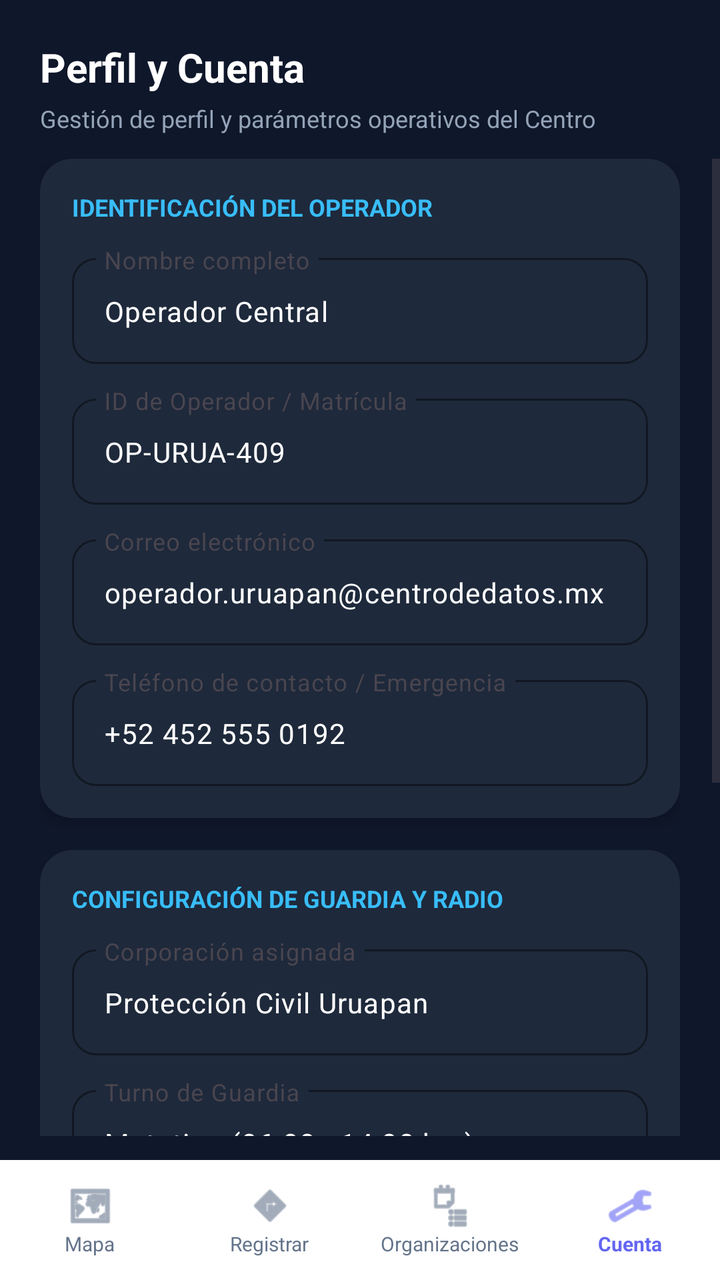
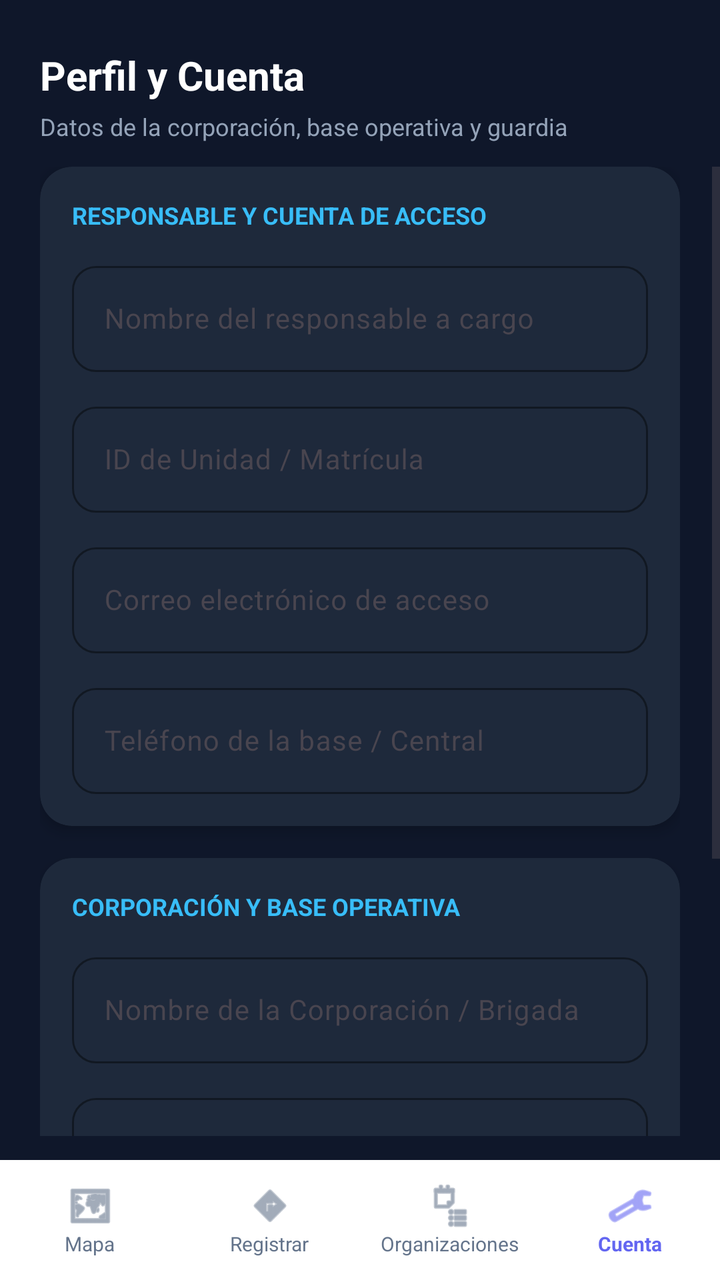

Before-and-after screenshots of an Android layout around one commit, followed by the original layout XML and the change that was made.
<!-- AndroidManifest.xml: application theme Theme.BrigadaUruapanClient -->
<!-- res/layout/activity_cuenta.xml -->
<?xml version="1.0" encoding="utf-8"?>
<androidx.constraintlayout.widget.ConstraintLayout xmlns:android="http://schemas.android.com/apk/res/android"
    xmlns:app="http://schemas.android.com/apk/res-auto"
    xmlns:tools="http://schemas.android.com/tools"
    android:id="@+id/main"
    android:layout_width="match_parent"
    android:layout_height="match_parent"
    android:background="#0F172A"
    tools:context=".CuentaActivity">

    
    <TextView
        android:id="@+id/tvCuentaTitle"
        android:layout_width="wrap_content"
        android:layout_height="wrap_content"
        android:layout_marginStart="20dp"
        android:layout_marginTop="20dp"
        android:text="Perfil y Cuenta"
        android:textColor="@android:color/white"
        android:textSize="20sp"
        android:textStyle="bold"
        app:layout_constraintStart_toStartOf="parent"
        app:layout_constraintTop_toTopOf="parent" />

    <TextView
        android:id="@+id/tvCuentaSubtitle"
        android:layout_width="wrap_content"
        android:layout_height="wrap_content"
        android:layout_marginStart="20dp"
        android:layout_marginTop="4dp"
        android:text="Gestión de perfil y parámetros operativos del Centro"
        android:textColor="#94A3B8"
        android:textSize="12sp"
        app:layout_constraintStart_toStartOf="parent"
        app:layout_constraintTop_toBottomOf="@id/tvCuentaTitle" />

    
    <ScrollView
        android:layout_width="0dp"
        android:layout_height="0dp"
        android:layout_marginTop="12dp"
        android:layout_marginBottom="12dp"
        app:layout_constraintBottom_toTopOf="@id/bottomNav"
        app:layout_constraintEnd_toEndOf="parent"
        app:layout_constraintStart_toStartOf="parent"
        app:layout_constraintTop_toBottomOf="@id/tvCuentaSubtitle">

        <LinearLayout
            android:layout_width="match_parent"
            android:layout_height="wrap_content"
            android:orientation="vertical"
            android:paddingHorizontal="20dp"
            android:paddingBottom="16dp">

            
            <androidx.cardview.widget.CardView
                android:layout_width="match_parent"
                android:layout_height="wrap_content"
                android:layout_marginBottom="16dp"
                app:cardBackgroundColor="#1E293B"
                app:cardCornerRadius="16dp"
                app:cardElevation="4dp">

                <LinearLayout
                    android:layout_width="match_parent"
                    android:layout_height="wrap_content"
                    android:orientation="vertical"
                    android:padding="16dp">

                    <TextView
                        android:layout_width="wrap_content"
                        android:layout_height="wrap_content"
                        android:text="IDENTIFICACIÓN DEL OPERADOR"
                        android:textColor="#38BDF8"
                        android:textSize="12sp"
                        android:textStyle="bold" />

                    
                    <com.google.android.material.textfield.TextInputLayout
                        android:layout_width="match_parent"
                        android:layout_height="wrap_content"
                        android:layout_marginTop="12dp"
                        android:hint="Nombre completo"
                        app:boxBackgroundMode="outline"
                        app:boxCornerRadiusBottomEnd="12dp"
                        app:boxCornerRadiusBottomStart="12dp"
                        app:boxCornerRadiusTopEnd="12dp"
                        app:boxCornerRadiusTopStart="12dp"
                        app:boxStrokeColor="#38BDF8"
                        app:hintTextColor="#38BDF8">

                        <com.google.android.material.textfield.TextInputEditText
                            android:id="@+id/etNombreOperador"
                            android:layout_width="match_parent"
                            android:layout_height="wrap_content"
                            android:text="Operador Central"
                            android:textColor="@android:color/white"
                            android:textSize="14sp" />
                    </com.google.android.material.textfield.TextInputLayout>

                    
                    <com.google.android.material.textfield.TextInputLayout
                        android:layout_width="match_parent"
                        android:layout_height="wrap_content"
                        android:layout_marginTop="12dp"
                        android:hint="ID de Operador / Matrícula"
                        app:boxBackgroundMode="outline"
                        app:boxCornerRadiusBottomEnd="12dp"
                        app:boxCornerRadiusBottomStart="12dp"
                        app:boxCornerRadiusTopEnd="12dp"
                        app:boxCornerRadiusTopStart="12dp"
                        app:boxStrokeColor="#38BDF8"
                        app:hintTextColor="#38BDF8">

                        <com.google.android.material.textfield.TextInputEditText
                            android:id="@+id/etMatriculaOperador"
                            android:layout_width="match_parent"
                            android:layout_height="wrap_content"
                            android:text="OP-URUA-409"
                            android:textColor="@android:color/white"
                            android:textSize="14sp" />
                    </com.google.android.material.textfield.TextInputLayout>

                    
                    <com.google.android.material.textfield.TextInputLayout
                        android:layout_width="match_parent"
                        android:layout_height="wrap_content"
                        android:layout_marginTop="12dp"
                        android:hint="Correo electrónico"
                        app:boxBackgroundMode="outline"
                        app:boxCornerRadiusBottomEnd="12dp"
                        app:boxCornerRadiusBottomStart="12dp"
                        app:boxCornerRadiusTopEnd="12dp"
                        app:boxCornerRadiusTopStart="12dp"
                        app:boxStrokeColor="#38BDF8"
                        app:hintTextColor="#38BDF8">

                        <com.google.android.material.textfield.TextInputEditText
                            android:id="@+id/etCorreoOperador"
                            android:layout_width="match_parent"
                            android:layout_height="wrap_content"
                            android:text="operador.uruapan@centrodedatos.mx"
                            android:textColor="@android:color/white"
                            android:textSize="14sp" />
                    </com.google.android.material.textfield.TextInputLayout>

                    
                    <com.google.android.material.textfield.TextInputLayout
                        android:layout_width="match_parent"
                        android:layout_height="wrap_content"
                        android:layout_marginTop="12dp"
                        android:hint="Teléfono de contacto / Emergencia"
                        app:boxBackgroundMode="outline"
                        app:boxCornerRadiusBottomEnd="12dp"
                        app:boxCornerRadiusBottomStart="12dp"
                        app:boxCornerRadiusTopEnd="12dp"
                        app:boxCornerRadiusTopStart="12dp"
                        app:boxStrokeColor="#38BDF8"
                        app:hintTextColor="#38BDF8">

                        <com.google.android.material.textfield.TextInputEditText
                            android:id="@+id/etTelefonoOperador"
                            android:layout_width="match_parent"
                            android:layout_height="wrap_content"
                            android:inputType="phone"
                            android:text="+52 452 555 0192"
                            android:textColor="@android:color/white"
                            android:textSize="14sp" />
                    </com.google.android.material.textfield.TextInputLayout>

                </LinearLayout>
            </androidx.cardview.widget.CardView>

            
            <androidx.cardview.widget.CardView
                android:layout_width="match_parent"
                android:layout_height="wrap_content"
                android:layout_marginBottom="16dp"
                app:cardBackgroundColor="#1E293B"
                app:cardCornerRadius="16dp"
                app:cardElevation="4dp">

                <LinearLayout
                    android:layout_width="match_parent"
                    android:layout_height="wrap_content"
                    android:orientation="vertical"
                    android:padding="16dp">

                    <TextView
                        android:layout_width="wrap_content"
                        android:layout_height="wrap_content"
                        android:text="CONFIGURACIÓN DE GUARDIA Y RADIO"
                        android:textColor="#38BDF8"
                        android:textSize="12sp"
                        android:textStyle="bold" />

                    
                    <com.google.android.material.textfield.TextInputLayout
                        android:layout_width="match_parent"
                        android:layout_height="wrap_content"
                        android:layout_marginTop="12dp"
                        android:hint="Corporación asignada"
                        app:boxBackgroundMode="outline"
                        app:boxCornerRadiusBottomEnd="12dp"
                        app:boxCornerRadiusBottomStart="12dp"
                        app:boxCornerRadiusTopEnd="12dp"
                        app:boxCornerRadiusTopStart="12dp"
                        app:boxStrokeColor="#38BDF8"
                        app:hintTextColor="#38BDF8">

                        <com.google.android.material.textfield.TextInputEditText
                            android:id="@+id/etCorporacionAsignada"
                            android:layout_width="match_parent"
                            android:layout_height="wrap_content"
                            android:text="Protección Civil Uruapan"
                            android:textColor="@android:color/white"
                            android:textSize="14sp" />
                    </com.google.android.material.textfield.TextInputLayout>

                    
                    <com.google.android.material.textfield.TextInputLayout
                        android:layout_width="match_parent"
                        android:layout_height="wrap_content"
                        android:layout_marginTop="12dp"
                        android:hint="Turno de Guardia"
                        app:boxBackgroundMode="outline"
                        app:boxCornerRadiusBottomEnd="12dp"
                        app:boxCornerRadiusBottomStart="12dp"
                        app:boxCornerRadiusTopEnd="12dp"
                        app:boxCornerRadiusTopStart="12dp"
                        app:boxStrokeColor="#38BDF8"
                        app:hintTextColor="#38BDF8">

                        <com.google.android.material.textfield.TextInputEditText
                            android:id="@+id/etTurnoGuardia"
                            android:layout_width="match_parent"
                            android:layout_height="wrap_content"
                            android:text="Matutino (06:00 - 14:00 hrs)"
                            android:textColor="@android:color/white"
                            android:textSize="14sp" />
                    </com.google.android.material.textfield.TextInputLayout>

                    
                    <com.google.android.material.textfield.TextInputLayout
                        android:layout_width="match_parent"
                        android:layout_height="wrap_content"
                        android:layout_marginTop="12dp"
                        android:hint="Frecuencia / Canal de Radio"
                        app:boxBackgroundMode="outline"
                        app:boxCornerRadiusBottomEnd="12dp"
                        app:boxCornerRadiusBottomStart="12dp"
                        app:boxCornerRadiusTopEnd="12dp"
                        app:boxCornerRadiusTopStart="12dp"
                        app:boxStrokeColor="#38BDF8"
                        app:hintTextColor="#38BDF8">

                        <com.google.android.material.textfield.TextInputEditText
                            android:id="@+id/etDireccionBase"
                            android:layout_width="match_parent"
                            android:layout_height="wrap_content"
                            android:text="Boulevard Lázaro Cárdenas #1220, Centro, Uruapan"
                            android:textColor="@android:color/white"
                            android:textSize="14sp" />
                    </com.google.android.material.textfield.TextInputLayout>

                </LinearLayout>
            </androidx.cardview.widget.CardView>

            
            <Button
                android:id="@+id/btnGuardarCambios"
                android:layout_width="match_parent"
                android:layout_height="50dp"
                android:layout_marginBottom="12dp"
                android:backgroundTint="#2563EB"
                android:text="Guardar Cambios"
                android:textColor="@android:color/white"
                android:textStyle="bold"
                app:cornerRadius="12dp" />

            
            <Button
                android:id="@+id/btnCerrarSesion"
                android:layout_width="match_parent"
                android:layout_height="50dp"
                android:backgroundTint="#EF4444"
                android:text="Cerrar Sesión"
                android:textColor="@android:color/white"
                android:textStyle="bold"
                app:cornerRadius="12dp" />

        </LinearLayout>
    </ScrollView>

    
    <LinearLayout
        android:id="@+id/bottomNav"
        android:layout_width="0dp"
        android:layout_height="60dp"
        android:background="@android:color/white"
        android:orientation="horizontal"
        app:layout_constraintBottom_toBottomOf="parent"
        app:layout_constraintEnd_toEndOf="parent"
        app:layout_constraintStart_toStartOf="parent">

        
        <LinearLayout
            android:id="@+id/tabMapa"
            android:layout_width="0dp"
            android:layout_height="match_parent"
            android:layout_weight="1"
            android:clickable="true"
            android:focusable="true"
            android:gravity="center"
            android:orientation="vertical">
            <ImageView
                android:layout_width="24dp"
                android:layout_height="24dp"
                android:src="@android:drawable/ic_menu_mapmode"
                app:tint="#64748B" />
            <TextView
                android:layout_width="wrap_content"
                android:layout_height="wrap_content"
                android:text="Mapa"
                android:textColor="#64748B"
                android:textSize="10sp" />
        </LinearLayout>

        
        <LinearLayout
            android:id="@+id/tabRegistrarUnidad"
            android:layout_width="0dp"
            android:layout_height="match_parent"
            android:layout_weight="1"
            android:clickable="true"
            android:focusable="true"
            android:gravity="center"
            android:orientation="vertical">
            <ImageView
                android:layout_width="24dp"
                android:layout_height="24dp"
                android:src="@android:drawable/ic_menu_directions"
                app:tint="#64748B" />
            <TextView
                android:layout_width="wrap_content"
                android:layout_height="wrap_content"
                android:text="Registrar"
                android:textColor="#64748B"
                android:textSize="10sp" />
        </LinearLayout>

        
        <LinearLayout
            android:id="@+id/tabOrganizaciones"
            android:layout_width="0dp"
            android:layout_height="match_parent"
            android:layout_weight="1"
            android:clickable="true"
            android:focusable="true"
            android:gravity="center"
            android:orientation="vertical">
            <ImageView
                android:layout_width="24dp"
                android:layout_height="24dp"
                android:src="@android:drawable/ic_menu_agenda"
                app:tint="#64748B" />
            <TextView
                android:layout_width="wrap_content"
                android:layout_height="wrap_content"
                android:text="Organizaciones"
                android:textColor="#64748B"
                android:textSize="10sp" />
        </LinearLayout>

        
        <LinearLayout
            android:id="@+id/tabCuenta"
            android:layout_width="0dp"
            android:layout_height="match_parent"
            android:layout_weight="1"
            android:clickable="true"
            android:focusable="true"
            android:gravity="center"
            android:orientation="vertical">
            <ImageView
                android:layout_width="24dp"
                android:layout_height="24dp"
                android:src="@android:drawable/ic_menu_manage"
                app:tint="#6366F1" />
            <TextView
                android:layout_width="wrap_content"
                android:layout_height="wrap_content"
                android:text="Cuenta"
                android:textColor="#6366F1"
                android:textSize="10sp"
                android:textStyle="bold" />
        </LinearLayout>

    </LinearLayout>

</androidx.constraintlayout.widget.ConstraintLayout>
<!-- resources referenced by this layout -->
<resources>
  <style name="Theme.BrigadaUruapanClient" parent="Base.Theme.BrigadaUruapanClient" />
  <style name="Base.Theme.BrigadaUruapanClient" parent="Theme.Material3.DayNight.NoActionBar">
          
          
      </style>
</resources>

<!-- the commit's change to res/layout/activity_cuenta.xml (unified diff, before → after) -->
@@ -14,7 +14,7 @@
         android:layout_width="wrap_content"
         android:layout_height="wrap_content"
         android:layout_marginStart="20dp"
-        android:layout_marginTop="20dp"
+        android:layout_marginTop="24dp"
         android:text="Perfil y Cuenta"
         android:textColor="@android:color/white"
         android:textSize="20sp"
@@ -28,7 +28,7 @@
         android:layout_height="wrap_content"
         android:layout_marginStart="20dp"
         android:layout_marginTop="4dp"
-        android:text="Gestión de perfil y parámetros operativos del Centro"
+        android:text="Datos de la corporación, base operativa y guardia"
         android:textColor="#94A3B8"
         android:textSize="12sp"
         app:layout_constraintStart_toStartOf="parent"
@@ -70,7 +70,7 @@
                     <TextView
                         android:layout_width="wrap_content"
                         android:layout_height="wrap_content"
-                        android:text="IDENTIFICACIÓN DEL OPERADOR"
+                        android:text="RESPONSABLE Y CUENTA DE ACCESO"
                         android:textColor="#38BDF8"
                         android:textSize="12sp"
                         android:textStyle="bold" />
@@ -80,7 +80,7 @@
                         android:layout_width="match_parent"
                         android:layout_height="wrap_content"
                         android:layout_marginTop="12dp"
-                        android:hint="Nombre completo"
+                        android:hint="Nombre del responsable a cargo"
                         app:boxBackgroundMode="outline"
                         app:boxCornerRadiusBottomEnd="12dp"
                         app:boxCornerRadiusBottomStart="12dp"
@@ -93,17 +93,16 @@
                             android:id="@+id/etNombreOperador"
                             android:layout_width="match_parent"
                             android:layout_height="wrap_content"
-                            android:text="Operador Central"
-                            android:textColor="@android:color/white"
-                            android:textSize="14sp" />
-                    </com.google.android.material.textfield.TextInputLayout>
-
-                    
-                    <com.google.android.material.textfield.TextInputLayout
-                        android:layout_width="match_parent"
-                        android:layout_height="wrap_content"
-                        android:layout_marginTop="12dp"
-                        android:hint="ID de Operador / Matrícula"
+                            android:textColor="@android:color/white"
+                            android:textSize="14sp" />
+                    </com.google.android.material.textfield.TextInputLayout>
+
+                    
+                    <com.google.android.material.textfield.TextInputLayout
+                        android:layout_width="match_parent"
+                        android:layout_height="wrap_content"
+                        android:layout_marginTop="12dp"
+                        android:hint="ID de Unidad / Matrícula"
                         app:boxBackgroundMode="outline"
                         app:boxCornerRadiusBottomEnd="12dp"
                         app:boxCornerRadiusBottomStart="12dp"
@@ -116,17 +115,16 @@
                             android:id="@+id/etMatriculaOperador"
                             android:layout_width="match_parent"
                             android:layout_height="wrap_content"
-                            android:text="OP-URUA-409"
-                            android:textColor="@android:color/white"
-                            android:textSize="14sp" />
-                    </com.google.android.material.textfield.TextInputLayout>
-
-                    
-                    <com.google.android.material.textfield.TextInputLayout
-                        android:layout_width="match_parent"
-                        android:layout_height="wrap_content"
-                        android:layout_marginTop="12dp"
-                        android:hint="Correo electrónico"
+                            android:textColor="@android:color/white"
+                            android:textSize="14sp" />
+                    </com.google.android.material.textfield.TextInputLayout>
+
+                    
+                    <com.google.android.material.textfield.TextInputLayout
+                        android:layout_width="match_parent"
+                        android:layout_height="wrap_content"
+                        android:layout_marginTop="12dp"
+                        android:hint="Correo electrónico de acceso"
                         app:boxBackgroundMode="outline"
                         app:boxCornerRadiusBottomEnd="12dp"
                         app:boxCornerRadiusBottomStart="12dp"
@@ -139,17 +137,17 @@
                             android:id="@+id/etCorreoOperador"
                             android:layout_width="match_parent"
                             android:layout_height="wrap_content"
-                            android:text="operador.uruapan@centrodedatos.mx"
-                            android:textColor="@android:color/white"
-                            android:textSize="14sp" />
-                    </com.google.android.material.textfield.TextInputLayout>
-
-                    
-                    <com.google.android.material.textfield.TextInputLayout
-                        android:layout_width="match_parent"
-                        android:layout_height="wrap_content"
-                        android:layout_marginTop="12dp"
-                        android:hint="Teléfono de contacto / Emergencia"
+                            android:inputType="textEmailAddress"
+                            android:textColor="@android:color/white"
+                            android:textSize="14sp" />
+                    </com.google.android.material.textfield.TextInputLayout>
+
+                    
+                    <com.google.android.material.textfield.TextInputLayout
+                        android:layout_width="match_parent"
+                        android:layout_height="wrap_content"
+                        android:layout_marginTop="12dp"
+                        android:hint="Teléfono de la base / Central"
                         app:boxBackgroundMode="outline"
                         app:boxCornerRadiusBottomEnd="12dp"
                         app:boxCornerRadiusBottomStart="12dp"
@@ -163,7 +161,6 @@
                             android:layout_width="match_parent"
                             android:layout_height="wrap_content"
                             android:inputType="phone"
-                            android:text="+52 452 555 0192"
                             android:textColor="@android:color/white"
                             android:textSize="14sp" />
                     </com.google.android.material.textfield.TextInputLayout>
@@ -189,7 +186,7 @@
                     <TextView
                         android:layout_width="wrap_content"
                         android:layout_height="wrap_content"
-                        android:text="CONFIGURACIÓN DE GUARDIA Y RADIO"
+                        android:text="CORPORACIÓN Y BASE OPERATIVA"
                         android:textColor="#38BDF8"
                         android:textSize="12sp"
                         android:textStyle="bold" />
@@ -199,7 +196,7 @@
                         android:layout_width="match_parent"
                         android:layout_height="wrap_content"
                         android:layout_marginTop="12dp"
-                        android:hint="Corporación asignada"
+                        android:hint="Nombre de la Corporación / Brigada"
                         app:boxBackgroundMode="outline"
                         app:boxCornerRadiusBottomEnd="12dp"
                         app:boxCornerRadiusBottomStart="12dp"
@@ -212,40 +209,16 @@
                             android:id="@+id/etCorporacionAsignada"
                             android:layout_width="match_parent"
                             android:layout_height="wrap_content"
-                            android:text="Protección Civil Uruapan"
-                            android:textColor="@android:color/white"
-                            android:textSize="14sp" />
-                    </com.google.android.material.textfield.TextInputLayout>
-
-                    
-                    <com.google.android.material.textfield.TextInputLayout
-                        android:layout_width="match_parent"
-                        android:layout_height="wrap_content"
-                        android:layout_marginTop="12dp"
-                        android:hint="Turno de Guardia"
-                        app:boxBackgroundMode="outline"
-                        app:boxCornerRadiusBottomEnd="12dp"
-                        app:boxCornerRadiusBottomStart="12dp"
-                        app:boxCornerRadiusTopEnd="12dp"
-                        app:boxCornerRadiusTopStart="12dp"
-                        app:boxStrokeColor="#38BDF8"
-                        app:hintTextColor="#38BDF8">
-
-                        <com.google.android.material.textfield.TextInputEditText
-                            android:id="@+id/etTurnoGuardia"
-                            android:layout_width="match_parent"
-                            android:layout_height="wrap_content"
-                            android:text="Matutino (06:00 - 14:00 hrs)"
-                            android:textColor="@android:color/white"
-                            android:textSize="14sp" />
-                    </com.google.android.material.textfield.TextInputLayout>
-
-                    
-                    <com.google.android.material.textfield.TextInputLayout
-                        android:layout_width="match_parent"
-                        android:layout_height="wrap_content"
-                        android:layout_marginTop="12dp"
-                        android:hint="Frecuencia / Canal de Radio"
+                            android:textColor="@android:color/white"
+                            android:textSize="14sp" />
+                    </com.google.android.material.textfield.TextInputLayout>
+
+                    
+                    <com.google.android.material.textfield.TextInputLayout
+                        android:layout_width="match_parent"
+                        android:layout_height="wrap_content"
+                        android:layout_marginTop="12dp"
+                        android:hint="Dirección de la base operativa"
                         app:boxBackgroundMode="outline"
                         app:boxCornerRadiusBottomEnd="12dp"
                         app:boxCornerRadiusBottomStart="12dp"
@@ -258,10 +231,11 @@
                             android:id="@+id/etDireccionBase"
                             android:layout_width="match_parent"
                             android:layout_height="wrap_content"
-                            android:text="Boulevard Lázaro Cárdenas #1220, Centro, Uruapan"
-                            android:textColor="@android:color/white"
-                            android:textSize="14sp" />
-                    </com.google.android.material.textfield.TextInputLayout>
+                            android:textColor="@android:color/white"
+                            android:textSize="14sp" />
+                    </com.google.android.material.textfield.TextInputLayout>
+
+                    
 
                 </LinearLayout>
             </androidx.cardview.widget.CardView>
